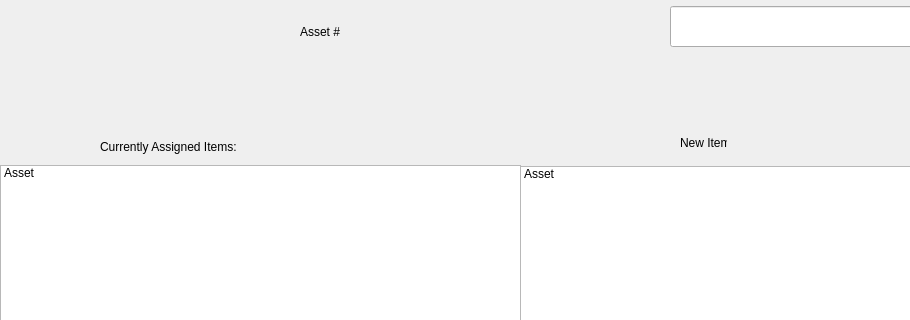
The window that ui/Etek_main_window_v2.ui (Capstone-RFID/Code) describes before a commit, drawn with Qt 5; both pictures show x 0 to 910 and y 314 to 634 of the 1127 by 885 pixel window.
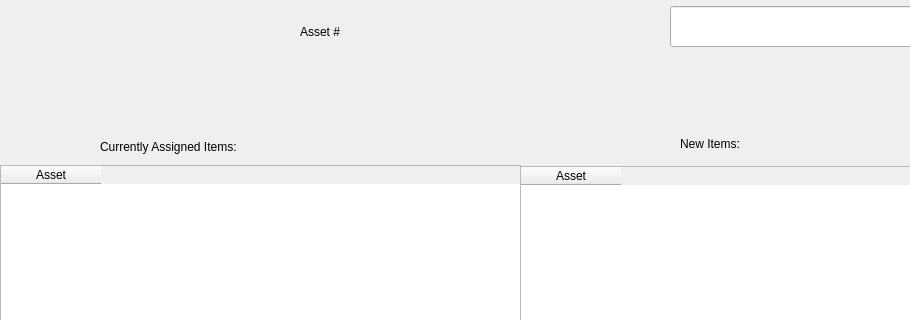
The same window after the commit.

Patch:
```diff
--- a/ui/Etek_main_window_v2.ui
+++ b/ui/Etek_main_window_v2.ui
@@ -24,15 +24,18 @@
    </property>
    <layout class="QHBoxLayout" name="horizontalLayout_3">
     <item>
-     <widget class="QListWidget" name="New_Item_List">
-      <property name="focusPolicy">
-       <enum>Qt::ClickFocus</enum>
+     <widget class="QTableWidget" name="New_Item_List">
+      <property name="selectionBehavior">
+       <enum>QAbstractItemView::SelectRows</enum>
       </property>
-      <item>
+      <column>
        <property name="text">
         <string>Asset</string>
        </property>
-      </item>
+       <property name="textAlignment">
+        <set>AlignCenter</set>
+       </property>
+      </column>
      </widget>
     </item>
    </layout>
@@ -48,15 +51,15 @@
    </property>
    <layout class="QHBoxLayout" name="horizontalLayout_4">
     <item>
-     <widget class="QListWidget" name="Existing_Item_list">
-      <property name="focusPolicy">
-       <enum>Qt::ClickFocus</enum>
+     <widget class="QTableWidget" name="Existing_Item_list">
+      <property name="selectionBehavior">
+       <enum>QAbstractItemView::SelectRows</enum>
       </property>
-      <item>
+      <column>
        <property name="text">
         <string>Asset</string>
        </property>
-      </item>
+      </column>
      </widget>
     </item>
    </layout>
@@ -189,12 +192,12 @@
     <rect>
      <x>680</x>
      <y>450</y>
-     <width>47</width>
-     <height>13</height>
+     <width>71</width>
+     <height>16</height>
     </rect>
    </property>
    <property name="text">
-    <string>New Items</string>
+    <string>New Items:</string>
    </property>
   </widget>
   <widget class="QGroupBox" name="groupBox">
```
Left out of the diff: 2 changed lines with no effect on the pictures.
